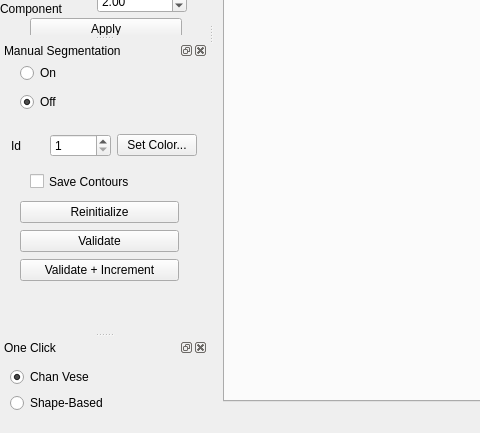
Above: go.ui from gofigure2/GoFigure2 before the change; both pictures show x 0 to 480 and y 393 to 826 of the 1434 by 826 pixel window. Below: the same form after it.
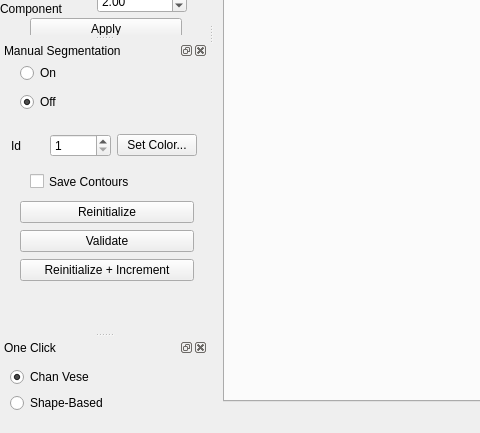
That is the form after the change. Icons and pictures are not drawn.

Commit message: Correction it was not Validate+Increment but Reinitialize+Increment

Diff of the .ui file:
```diff
--- a/go.ui
+++ b/go.ui
@@ -882,7 +882,7 @@
       <rect>
        <x>20</x>
        <y>140</y>
-       <width>159</width>
+       <width>174</width>
        <height>85</height>
       </rect>
      </property>
@@ -910,7 +910,7 @@
       <item>
        <widget class="QPushButton" name="TracerValidationIncrementBtn">
         <property name="text">
-         <string>Validate + Increment</string>
+         <string>Reinitialize + Increment</string>
         </property>
         <property name="shortcut">
          <string>Ctrl+C, Ctrl+I</string>
```
Left out of the diff: 2 changed lines with no effect on the pictures. The commit also changes 2 other files.
